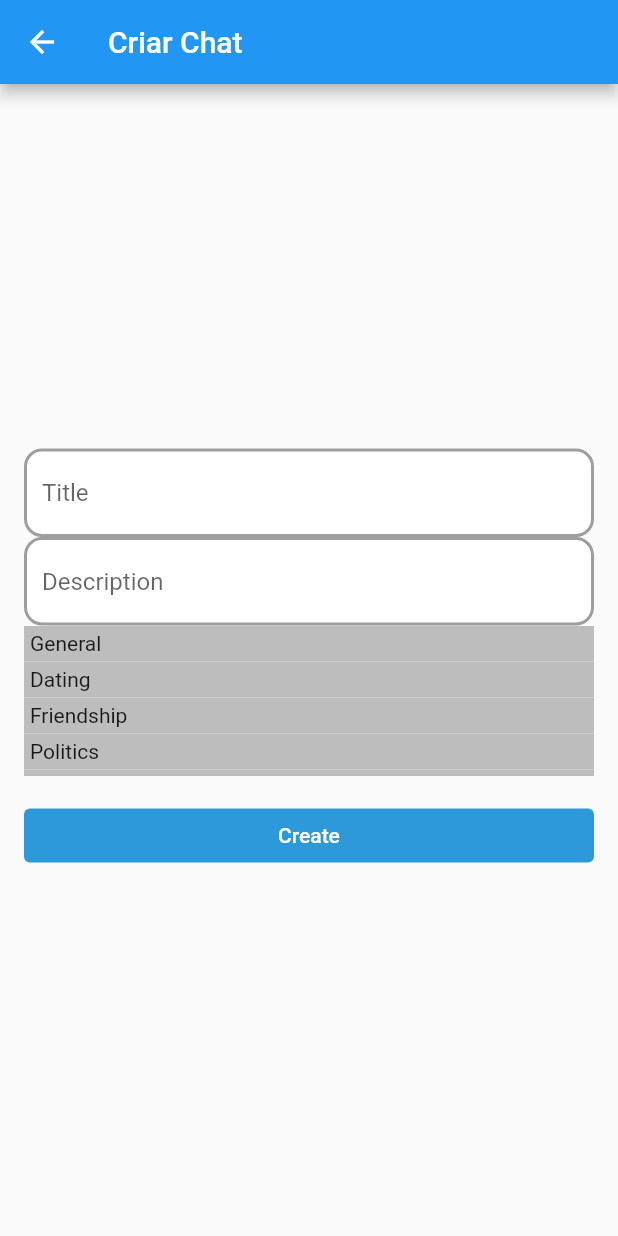
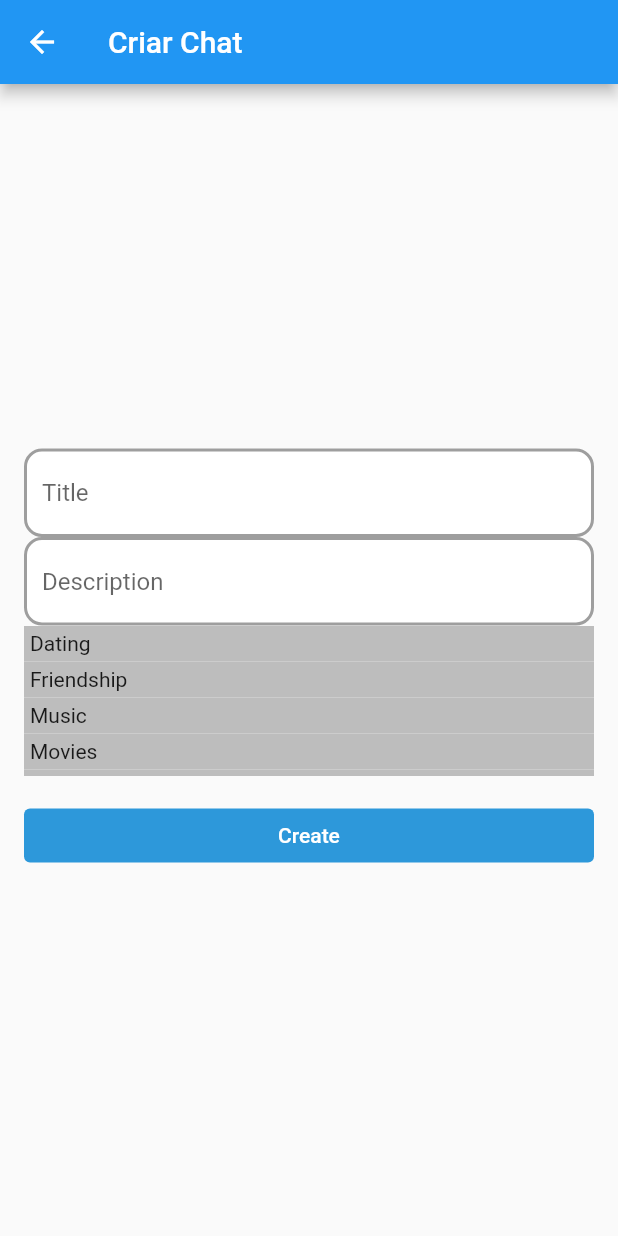
Before and after one commit to andrejvnior/chappy, a Flutter app: the ChatCreatePage screen opened directly, on a phone screen of 412 x 824 dp. Run offline on Flutter 3.47's test engine with Material 2 defaults, Android fonts, the phone set to English and light mode, and no system bars; our stand-ins replace cloud_firestore, firebase_auth, firebase_core, flutter_mobx, mobx; accounts and stored records are empty; generated files the repository leaves out were written again.

Commit message:
interests edit

```diff
--- a/lib/modules/chat/models/category.dart
+++ /dev/null
@@ -1,29 +0,0 @@
-class Category {
-  final String title;
-  final int id;
-  final Categories category;
-
-  const Category(this.title, this.id, this.category);
-}
-
-const categoryList = [
-  Category('All', 0, Categories.general),
-  Category('General', 1, Categories.general),
-  Category('Dating', 2, Categories.dating),
-  Category('Friendship', 3, Categories.friendship),
-  Category('Politics', 4, Categories.politics),
-  Category('Sports', 5, Categories.sports),
-  Category('Games', 6, Categories.games),
-  Category('Location', 7, Categories.location),
-];
-
-enum Categories {
-  all,
-  general,
-  dating,
-  friendship,
-  politics,
-  sports,
-  games,
-  location,
-}
--- a/lib/modules/chat/page/create/chat_create_page.dart
+++ b/lib/modules/chat/page/create/chat_create_page.dart
@@ -4,6 +4,7 @@ import 'package:projects/models/firebase_model.dart';
 import 'package:projects/modules/chat/models/category.dart';
 import 'package:projects/modules/chat/page/create/chat_create_controller.dart';
 import 'package:projects/modules/chat/page/read/chat_page.dart';
+import 'package:projects/modules/interests/models/interest.dart';
 import 'package:projects/modules/profile/models/profile.dart';
 import 'package:projects/themes/chappy_colors.dart';
 import 'package:projects/widgets/chappy_button.dart';
@@ -56,23 +57,21 @@ class _ChatCreatePageState extends State<ChatCreatePage> {
                 SizedBox(
                   height: 100,
                   child: ListView.builder(
-                    itemCount: categoryList.length,
+                    itemCount: interestList.length - 1,
                     itemBuilder: (BuildContext context, int index) {
-                      if (index == 0) return Container();
-
                       return Observer(
                         builder: (_) => GestureDetector(
                           onTap: () =>
-                              controller.setCategory(categoryList[index].id),
+                              controller.setCategory(interestList[index].id!),
                           child: Container(
                             padding: const EdgeInsets.all(4),
                             decoration: BoxDecoration(
                               color:
-                                  categoryList[index].id == controller.category
+                              interestList[index].id == controller.category
                                       ? ChappyColors.primaryColor
                                       : Colors.grey.shade400,
                             ),
-                            child: Text(categoryList[index].title),
+                            child: Text(interestList[index].title ?? ''),
                           ),
                         ),
                       );
--- a/lib/modules/chat/page/read/chat_page.dart
+++ b/lib/modules/chat/page/read/chat_page.dart
@@ -59,7 +59,7 @@ class _ChatPageState extends State<ChatPage> {
                       final list = controller.messages;
                       if (list.isEmpty) {
                         return const Center(
-                          child: CircularProgressIndicator(),
+                          child: Text('No messages yet.'),
                         );
                       }
                       return ListView.builder(
--- a/lib/modules/profile/models/profile.dart
+++ b/lib/modules/profile/models/profile.dart
@@ -38,7 +38,7 @@ class Profile extends FirebaseModel {
             map['birthday'].millisecondsSinceEpoch),
         city = map['city'] as String,
         country = map['country'] as String,
-        interests = map['interests'] as List<int>,
+        interests = map['interests'].cast<int>(),
         super.fromMap(map);
 
   @override
```
Also changed, not shown: lib/modules/home/pages/home_controller.dart (+22 -4 lines), lib/modules/home/pages/home_page.dart (+36 -11 lines), lib/modules/interests/pages/interest_page.dart (+13 -7 lines), lib/modules/home/pages/home_controller.g.dart.
